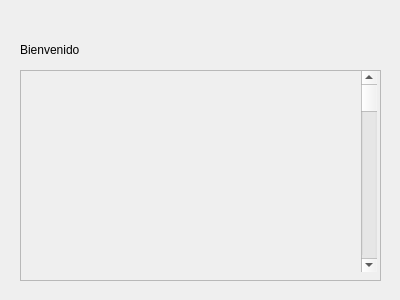
Above: Interfaz/initial.ui from Los-Pollitos/PI-Redes-Sistemas-Operativos before the change. Below: the same form after it.
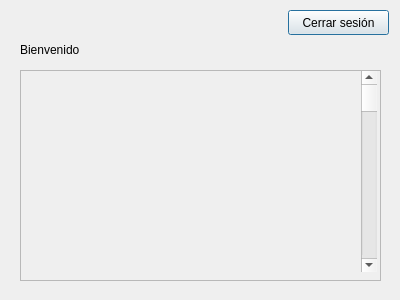
That is the form after the change.

Commit message: El boton de logout es creado.

```diff
--- a/Interfaz/initial.ui
+++ b/Interfaz/initial.ui
@@ -62,6 +62,19 @@
     <string>Bienvenido</string>
    </property>
   </widget>
+  <widget class="QPushButton" name="pushButton">
+   <property name="geometry">
+    <rect>
+     <x>288</x>
+     <y>10</y>
+     <width>101</width>
+     <height>25</height>
+    </rect>
+   </property>
+   <property name="text">
+    <string>Cerrar sesión</string>
+   </property>
+  </widget>
  </widget>
  <resources/>
  <connections/>
```
The commit also changes 3 other files.
